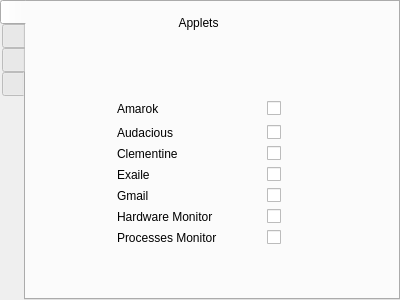
Qt form mainwindow.ui (spezifisch/g15manager) before a commit.
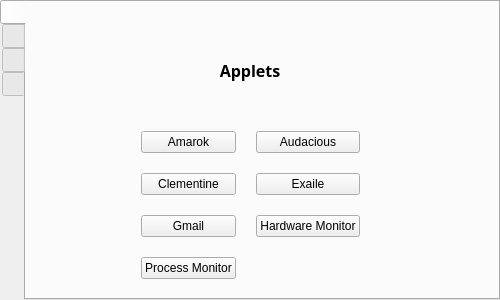
The same form after that commit. Icons and pictures are not drawn.

Patch:
```diff
--- a/mainwindow.ui
+++ b/mainwindow.ui
@@ -6,19 +6,25 @@
    <rect>
     <x>0</x>
     <y>0</y>
-    <width>400</width>
+    <width>500</width>
     <height>300</height>
    </rect>
   </property>
+  <property name="sizePolicy">
+   <sizepolicy hsizetype="Minimum" vsizetype="Preferred">
+    <horstretch>0</horstretch>
+    <verstretch>0</verstretch>
+   </sizepolicy>
+  </property>
   <property name="minimumSize">
    <size>
-    <width>400</width>
+    <width>500</width>
     <height>300</height>
    </size>
   </property>
   <property name="maximumSize">
    <size>
-    <width>400</width>
+    <width>500</width>
     <height>300</height>
    </size>
   </property>
@@ -33,25 +39,31 @@
    <enum>QTabWidget::Rounded</enum>
   </property>
   <widget class="QWidget" name="centralWidget">
+   <property name="maximumSize">
+    <size>
+     <width>500</width>
+     <height>300</height>
+    </size>
+   </property>
    <widget class="QTabWidget" name="tabWidget">
     <property name="geometry">
      <rect>
       <x>0</x>
       <y>0</y>
-      <width>400</width>
+      <width>500</width>
       <height>300</height>
      </rect>
     </property>
     <property name="sizePolicy">
-     <sizepolicy hsizetype="Maximum" vsizetype="Expanding">
+     <sizepolicy hsizetype="Fixed" vsizetype="Fixed">
       <horstretch>0</horstretch>
       <verstretch>0</verstretch>
      </sizepolicy>
     </property>
     <property name="maximumSize">
      <size>
-      <width>16777215</width>
-      <height>16777215</height>
+      <width>500</width>
+      <height>300</height>
      </size>
     </property>
     <property name="tabPosition">
@@ -70,6 +82,12 @@
      </size>
     </property>
     <widget class="QWidget" name="tab">
+     <property name="maximumSize">
+      <size>
+       <width>500</width>
+       <height>300</height>
+      </size>
+     </property>
      <attribute name="icon">
       <iconset>
        <normaloff>icons/g15.png</normaloff>icons/g15.png</iconset>
@@ -82,13 +100,40 @@
        <rect>
         <x>7</x>
         <y>3</y>
-        <width>331</width>
-        <height>291</height>
+        <width>434</width>
+        <height>285</height>
        </rect>
       </property>
       <layout class="QVBoxLayout" name="verticalLayout">
        <item>
-        <widget class="QLabel" name="label_8">
+        <spacer name="verticalSpacer_2">
+         <property name="orientation">
+          <enum>Qt::Vertical</enum>
+         </property>
+         <property name="sizeHint" stdset="0">
+          <size>
+           <width>20</width>
+           <height>10</height>
+          </size>
+         </property>
+        </spacer>
+       </item>
+       <item>
+        <widget class="QLabel" name="titol">
+         <property name="sizePolicy">
+          <sizepolicy hsizetype="Minimum" vsizetype="Minimum">
+           <horstretch>0</horstretch>
+           <verstretch>0</verstretch>
+          </sizepolicy>
+         </property>
+         <property name="font">
+          <font>
+           <family>Sans</family>
+           <pointsize>12</pointsize>
+           <weight>75</weight>
+           <bold>true</bold>
+          </font>
+         </property>
          <property name="text">
           <string>Applets</string>
          </property>
@@ -98,14 +143,14 @@
         </widget>
        </item>
        <item>
-        <spacer name="verticalSpacer_2">
+        <spacer name="verticalSpacer">
          <property name="orientation">
           <enum>Qt::Vertical</enum>
          </property>
          <property name="sizeHint" stdset="0">
           <size>
            <width>20</width>
-           <height>40</height>
+           <height>20</height>
           </size>
          </property>
         </spacer>
@@ -115,82 +160,38 @@
          <property name="sizeConstraint">
           <enum>QLayout::SetDefaultConstraint</enum>
          </property>
-         <property name="horizontalSpacing">
-          <number>50</number>
+         <property name="spacing">
+          <number>20</number>
          </property>
-         <item row="7" column="1">
-          <widget class="QLabel" name="label_6">
-           <property name="text">
-            <string>Hardware Monitor</string>
-           </property>
-          </widget>
-         </item>
          <item row="2" column="2">
-          <widget class="QCheckBox" name="checkBox_2">
-           <property name="text">
-            <string/>
+          <widget class="QPushButton" name="button_Exaile">
+           <property name="sizePolicy">
+            <sizepolicy hsizetype="Fixed" vsizetype="Fixed">
+             <horstretch>0</horstretch>
+             <verstretch>0</verstretch>
+            </sizepolicy>
            </property>
-          </widget>
-         </item>
-         <item row="6" column="2">
-          <widget class="QCheckBox" name="checkBox_5">
-           <property name="text">
-            <string/>
-           </property>
-          </widget>
-         </item>
-         <item row="9" column="1">
-          <spacer name="verticalSpacer">
-           <property name="orientation">
-            <enum>Qt::Vertical</enum>
-           </property>
-           <property name="sizeHint" stdset="0">
+           <property name="maximumSize">
             <size>
-             <width>20</width>
-             <height>40</height>
+             <width>150</width>
+             <height>100</height>
             </size>
            </property>
-          </spacer>
-         </item>
-         <item row="1" column="1">
-          <widget class="QLabel" name="label">
            <property name="text">
-            <string>Amarok</string>
+            <string>Exaile</string>
            </property>
-          </widget>
-         </item>
-         <item row="6" column="1">
-          <widget class="QLabel" name="label_5">
-           <property name="text">
-            <string>Gmail</string>
+           <property name="icon">
+            <iconset>
+             <normaloff>icons/exaile.png</normaloff>icons/exaile.png</iconset>
            </property>
-          </widget>
-         </item>
-         <item row="3" column="1">
-          <widget class="QLabel" name="label_2">
-           <property name="text">
-            <string>Clementine</string>
+           <property name="iconSize">
+            <size>
+             <width>32</width>
+             <height>32</height>
+            </size>
            </property>
-          </widget>
-         </item>
-         <item row="4" column="2">
-          <widget class="QCheckBox" name="checkBox_4">
-           <property name="text">
-            <string/>
-           </property>
-          </widget>
-         </item>
-         <item row="3" column="2">
-          <widget class="QCheckBox" name="checkBox_3">
-           <property name="text">
-            <string/>
-           </property>
-          </widget>
-         </item>
-         <item row="2" column="1">
-          <widget class="QLabel" name="label_3">
-           <property name="text">
-            <string>Audacious</string>
+           <property name="checkable">
+            <bool>true</bool>
            </property>
           </widget>
          </item>
@@ -207,44 +208,172 @@
            </property>
           </spacer>
          </item>
-         <item row="8" column="2">
-          <widget class="QCheckBox" name="checkBox_7">
+         <item row="1" column="1">
+          <widget class="QPushButton" name="button_Amarok">
+           <property name="maximumSize">
+            <size>
+             <width>150</width>
+             <height>100</height>
+            </size>
+           </property>
            <property name="text">
-            <string/>
+            <string>Amarok</string>
            </property>
+           <property name="icon">
+            <iconset>
+             <normaloff>icons/amarok.png</normaloff>icons/amarok.png</iconset>
+           </property>
+           <property name="iconSize">
+            <size>
+             <width>32</width>
+             <height>32</height>
+            </size>
+           </property>
+           <property name="checkable">
+            <bool>true</bool>
+           </property>
           </widget>
          </item>
-         <item row="8" column="1">
-          <widget class="QLabel" name="label_7">
+         <item row="3" column="2">
+          <widget class="QPushButton" name="button_Hard">
+           <property name="sizePolicy">
+            <sizepolicy hsizetype="Fixed" vsizetype="Fixed">
+             <horstretch>0</horstretch>
+             <verstretch>0</verstretch>
+            </sizepolicy>
+           </property>
+           <property name="maximumSize">
+            <size>
+             <width>150</width>
+             <height>100</height>
+            </size>
+           </property>
            <property name="text">
-            <string>Processes Monitor</string>
+            <string>Hardware Monitor</string>
+           </property>
+           <property name="checkable">
+            <bool>true</bool>
+           </property>
+          </widget>
+         </item>
+         <item row="2" column="1">
+          <widget class="QPushButton" name="button_Clementine">
+           <property name="maximumSize">
+            <size>
+             <width>150</width>
+             <height>100</height>
+            </size>
+           </property>
+           <property name="text">
+            <string>Clementine</string>
+           </property>
+           <property name="icon">
+            <iconset>
+             <normaloff>icons/clementine.png</normaloff>icons/clementine.png</iconset>
+           </property>
+           <property name="iconSize">
+            <size>
+             <width>32</width>
+             <height>32</height>
+            </size>
+           </property>
+           <property name="checkable">
+            <bool>true</bool>
            </property>
           </widget>
          </item>
          <item row="4" column="1">
-          <widget class="QLabel" name="label_4">
-           <property name="text">
-            <string>Exaile</string>
+          <widget class="QPushButton" name="button_Top">
+           <property name="sizePolicy">
+            <sizepolicy hsizetype="Fixed" vsizetype="Fixed">
+             <horstretch>0</horstretch>
+             <verstretch>0</verstretch>
+            </sizepolicy>
            </property>
-          </widget>
-         </item>
-         <item row="7" column="2">
-          <widget class="QCheckBox" name="checkBox_6">
+           <property name="minimumSize">
+            <size>
+             <width>0</width>
+             <height>0</height>
+            </size>
+           </property>
+           <property name="maximumSize">
+            <size>
+             <width>150</width>
+             <height>100</height>
+            </size>
+           </property>
            <property name="text">
-            <string/>
+            <string>Process Monitor</string>
            </property>
           </widget>
          </item>
          <item row="1" column="2">
-          <widget class="QCheckBox" name="checkBox_1">
-           <property name="layoutDirection">
-            <enum>Qt::LeftToRight</enum>
+          <widget class="QPushButton" name="button_Audacious">
+           <property name="sizePolicy">
+            <sizepolicy hsizetype="Fixed" vsizetype="Fixed">
+             <horstretch>0</horstretch>
+             <verstretch>0</verstretch>
+            </sizepolicy>
            </property>
-           <property name="autoFillBackground">
-            <bool>false</bool>
+           <property name="maximumSize">
+            <size>
+             <width>150</width>
+             <height>100</height>
+            </size>
            </property>
            <property name="text">
-            <string/>
+            <string>Audacious</string>
+           </property>
+           <property name="icon">
+            <iconset>
+             <normaloff>icons/audacious.png</normaloff>icons/audacious.png</iconset>
+           </property>
+           <property name="iconSize">
+            <size>
+             <width>32</width>
+             <height>32</height>
+            </size>
+           </property>
+           <property name="checkable">
+            <bool>true</bool>
+           </property>
+          </widget>
+         </item>
+         <item row="3" column="1">
+          <widget class="QPushButton" name="button_Gmail">
+           <property name="sizePolicy">
+            <sizepolicy hsizetype="Fixed" vsizetype="Fixed">
+             <horstretch>0</horstretch>
+             <verstretch>0</verstretch>
+            </sizepolicy>
+           </property>
+           <property name="maximumSize">
+            <size>
+             <width>150</width>
+             <height>100</height>
+            </size>
+           </property>
+           <property name="text">
+            <string>Gmail</string>
+           </property>
+           <property name="icon">
+            <iconset>
+             <normaloff>icons/gmail.png</normaloff>icons/gmail.png</iconset>
+           </property>
+           <property name="iconSize">
+            <size>
+             <width>32</width>
+             <height>32</height>
+            </size>
+           </property>
+           <property name="checkable">
+            <bool>true</bool>
+           </property>
+           <property name="default">
+            <bool>false</bool>
+           </property>
+           <property name="flat">
+            <bool>false</bool>
            </property>
           </widget>
          </item>
```
